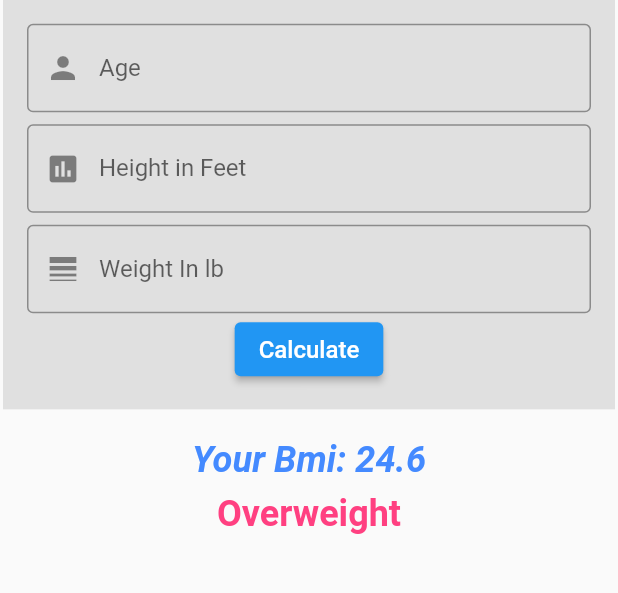
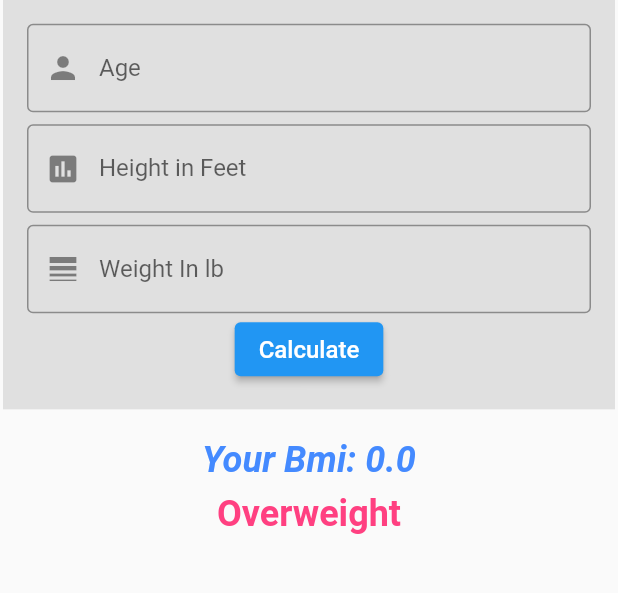
Before and after one commit to gulamanas/BMI-App, a Flutter app: the screen it shows after launch, after a tap on "Calculate", on a phone screen of 412 x 824 dp, the part 201-794 px from its top. Run offline on Flutter 3.47's test engine with Material 2 defaults, Android fonts, the light colour scheme and no system bars.

Commit message:
functionality working

```diff
--- a/lib/home.dart
+++ b/lib/home.dart
@@ -8,6 +8,20 @@ class Home extends StatefulWidget {
 }
 
 class _HomeState extends State<Home> {
+
+  final ageController = TextEditingController();
+  final heightController = TextEditingController();
+  final weightController = TextEditingController();
+  double result = 0.0;
+
+  void finalResult() {
+    setState(() {
+      int age = int.parse(ageController.text);
+      double height = double.parse(heightController.text);
+      double weight = double.parse(weightController.text);
+      result = age + height + weight;
+    });
+  }
   @override
   Widget build(BuildContext context) {
     return Scaffold(
@@ -36,7 +50,7 @@ class _HomeState extends State<Home> {
             child: Column(
               children: [
                 TextField(
-      controller: null,
+                  controller: ageController,
                   keyboardType: TextInputType.number,
                   decoration: InputDecoration(
                     border: OutlineInputBorder(),
@@ -47,7 +61,7 @@ class _HomeState extends State<Home> {
                 ),
                 SizedBox(height: 8.0,),
                 TextField(
-      controller: null,
+                  controller: heightController,
                   keyboardType: TextInputType.number,
                   decoration: InputDecoration(
                     border: OutlineInputBorder(),
@@ -58,7 +72,7 @@ class _HomeState extends State<Home> {
                 ),
                 SizedBox(height: 8.0,),
                 TextField(
-      controller: null,
+                  controller: weightController,
                   keyboardType: TextInputType.number,
                   decoration: InputDecoration(
                     border: OutlineInputBorder(),
@@ -69,7 +83,7 @@ class _HomeState extends State<Home> {
                 ),
 
                 ElevatedButton(
-                  onPressed: () {},
+                  onPressed: finalResult,
                    child: Text(
                      'Calculate',
                      style: TextStyle(
@@ -84,7 +98,7 @@ class _HomeState extends State<Home> {
         SizedBox(height: 20.0,),
         Column(
           children: [
-            Text('Your Bmi: 24.6', style: TextStyle(
+            Text('Your Bmi: $result', style: TextStyle(
               fontSize: 24.0,
               fontWeight: FontWeight.w600,
               color: Colors.blueAccent,
```
Lines whose indentation alone changed are shown as unchanged.
